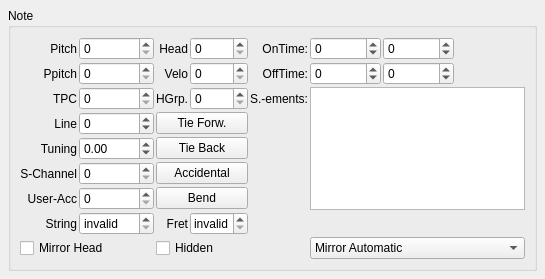
Before: the Qt Designer form mscore/mscore/note.ui in musescore/musescore-old, drawn with Qt 5.
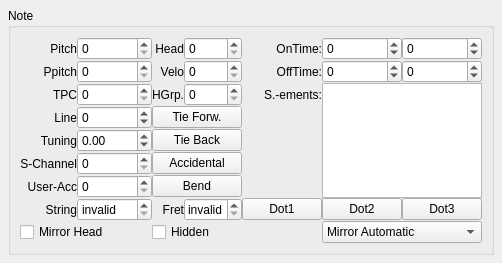
After: the same form once the commit is applied.

```diff
--- a/mscore/mscore/note.ui
+++ b/mscore/mscore/note.ui
@@ -6,8 +6,8 @@
    <rect>
     <x>0</x>
     <y>0</y>
-    <width>545</width>
-    <height>271</height>
+    <width>487</width>
+    <height>255</height>
    </rect>
   </property>
   <property name="windowTitle">
@@ -30,7 +30,7 @@
      </property>
      <layout class="QGridLayout">
       <property name="spacing">
-       <number>2</number>
+       <number>0</number>
       </property>
       <item row="0" column="0">
        <widget class="QLabel" name="label">
@@ -285,10 +285,10 @@
         </property>
        </widget>
       </item>
-      <item row="2" column="5" rowspan="5" colspan="3">
+      <item row="2" column="5" rowspan="5" colspan="2">
        <widget class="QListWidget" name="fingering"/>
       </item>
-      <item row="8" column="5" colspan="3">
+      <item row="8" column="5" colspan="2">
        <widget class="QComboBox" name="userMirror">
         <item>
          <property name="text">
@@ -457,6 +457,27 @@
         </property>
        </widget>
       </item>
+      <item row="7" column="4">
+       <widget class="QPushButton" name="dot1">
+        <property name="text">
+         <string>Dot1</string>
+        </property>
+       </widget>
+      </item>
+      <item row="7" column="5">
+       <widget class="QPushButton" name="dot2">
+        <property name="text">
+         <string>Dot2</string>
+        </property>
+       </widget>
+      </item>
+      <item row="7" column="6">
+       <widget class="QPushButton" name="dot3">
+        <property name="text">
+         <string>Dot3</string>
+        </property>
+       </widget>
+      </item>
      </layout>
     </widget>
    </item>
```
